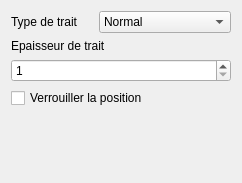
Old version of the form sources/ui/shapegraphicsitempropertieswidget.ui in the repository qelectrotech/qelectrotech-source-mirror.
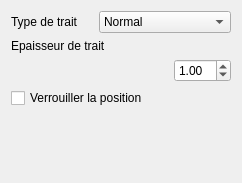
New version of the form.

Commit message: Improve Basic shapes Properties size function replace QSpinBox by QDoublespinBox, int to double

What changed in the file:
```diff
--- a/sources/ui/shapegraphicsitempropertieswidget.ui
+++ b/sources/ui/shapegraphicsitempropertieswidget.ui
@@ -61,19 +61,28 @@
      </property>
     </widget>
    </item>
-   <item>
-    <widget class="QSpinBox" name="m_size_cb">
+   <item alignment="Qt::AlignRight">
+    <widget class="QDoubleSpinBox" name="m_size_cb">
+     <property name="maximumSize">
+      <size>
+       <width>16777212</width>
+       <height>16777215</height>
+      </size>
+     </property>
      <property name="correctionMode">
       <enum>QAbstractSpinBox::CorrectToNearestValue</enum>
      </property>
      <property name="minimum">
-      <number>1</number>
+      <double>0.400000000000000</double>
      </property>
      <property name="maximum">
-      <number>20</number>
+      <double>50.000000000000000</double>
+     </property>
+     <property name="singleStep">
+      <double>0.200000000000000</double>
      </property>
      <property name="value">
-      <number>1</number>
+      <double>1.000000000000000</double>
      </property>
     </widget>
    </item>
```
The commit also changes 3 other files.
